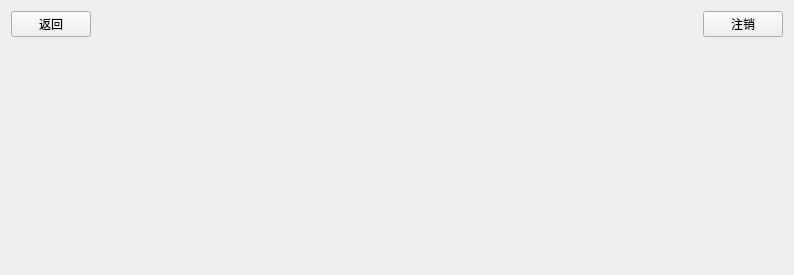
Qt form masterview.ui (Bypositive/Qt_Experience03) before a commit.
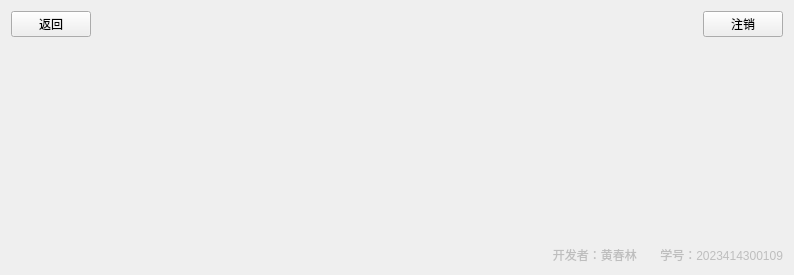
The same form after that commit.

Commit message: 已添加该系统的开发者姓名与学号信息(黄春林/2023414300109)

```diff
--- a/masterview.ui
+++ b/masterview.ui
@@ -68,6 +68,19 @@
    <item>
     <widget class="QStackedWidget" name="stackedWidget"/>
    </item>
+   <item>
+    <widget class="QLabel" name="labelDeveloper">
+     <property name="enabled">
+      <bool>false</bool>
+     </property>
+     <property name="text">
+      <string>开发者：黄春林       学号：2023414300109</string>
+     </property>
+     <property name="alignment">
+      <set>Qt::AlignmentFlag::AlignRight|Qt::AlignmentFlag::AlignTrailing|Qt::AlignmentFlag::AlignVCenter</set>
+     </property>
+    </widget>
+   </item>
   </layout>
  </widget>
  <resources/>
```
